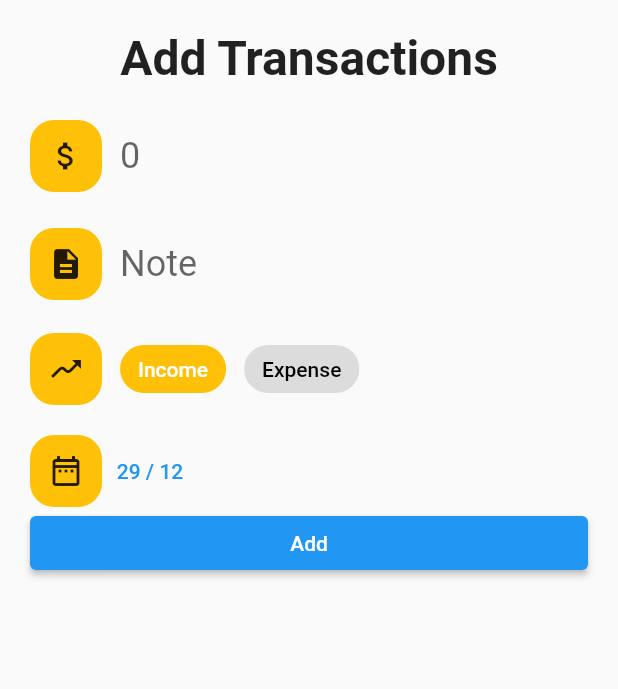
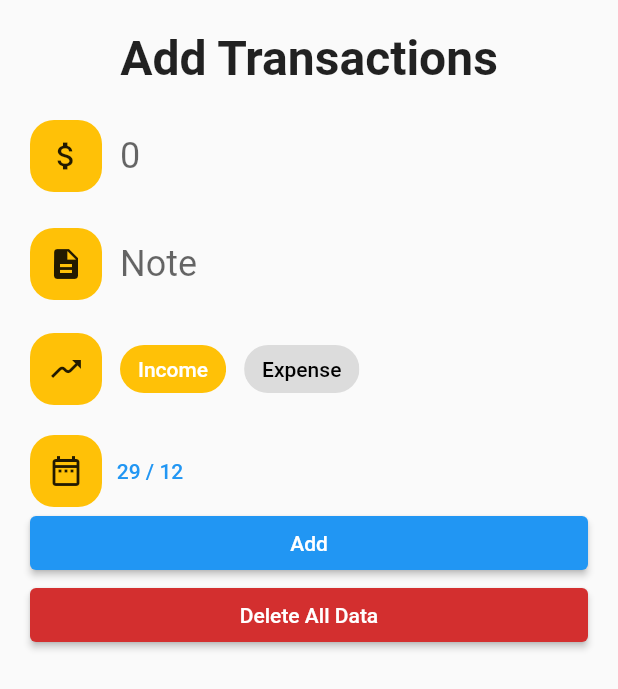
Before and after one commit to Debjit0/ExpenseManagementApp, a Flutter app: the screen it shows after launch, after a tap on the "add" icon, on a phone screen of 412 x 824 dp. Shown: the top 689 px of the screen. Run offline on Flutter 3.47's test engine with Material 2 defaults, Android fonts, the phone set to English and light mode, and no system bars; our stand-ins replace fl_chart, hive, hive_flutter; missing offline and left inert: dart:ffi; accounts and stored records are empty.

Commit message:
added deleteAll

```diff
--- a/mini_proj_expense_2/lib/controllers/db_helper.dart
+++ b/mini_proj_expense_2/lib/controllers/db_helper.dart
@@ -24,4 +24,8 @@ class DbHelper {
       return Future.value(box.toMap());
     }
   }
+
+  deleteAll() {
+    Hive.box('money').clear();
+  }
 }
--- a/mini_proj_expense_2/lib/pages/addTransaction.dart
+++ b/mini_proj_expense_2/lib/pages/addTransaction.dart
@@ -205,7 +205,14 @@ class _AddTransactionState extends State<AddTransaction> {
                   print("Not all Values provided");
                 }
               },
-              child: Text("Add"))
+              child: Text("Add")),
+          ElevatedButton(
+              style: ElevatedButton.styleFrom(backgroundColor: Colors.red[700]),
+              onPressed: () {
+                DbHelper dbHelper = new DbHelper();
+                dbHelper.deleteAll();
+              },
+              child: Text("Delete All Data")),
         ],
       ),
     );
--- a/mini_proj_expense_2/lib/pages/homepage.dart
+++ b/mini_proj_expense_2/lib/pages/homepage.dart
@@ -221,7 +221,7 @@ class _HomePageState extends State<HomePage> {
                   //
                   //
                   d*/
-                  const Padding(
+                  Padding(
                     padding: EdgeInsets.all(12),
                     child: Text(
                       "Recent Expense",
@@ -409,5 +409,3 @@ class _HomePageState extends State<HomePage> {
     );
   }
 }
-//53:33
-//https://www.youtube.com/watch?v=VOWy5-zTeWk&t=2462s
```
